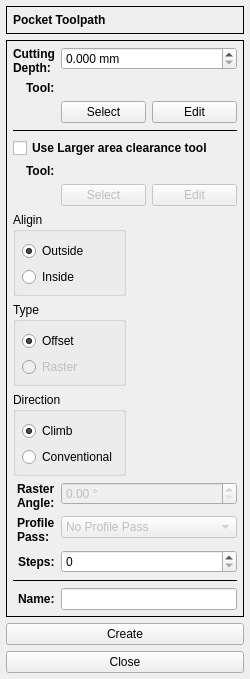
First picture: the form in G2G/forms/pocketform.ui, repository aLDime/GERBER_X2, before the edit.
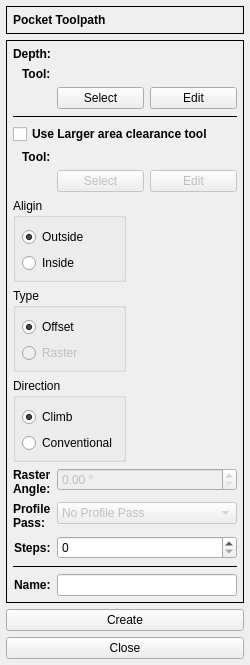
Second picture: the form after the edit. Icons and pictures are not drawn. Custom widgets are drawn as their Qt base class.

```diff
--- a/G2G/forms/pocketform.ui
+++ b/G2G/forms/pocketform.ui
@@ -7,7 +7,7 @@
     <x>0</x>
     <y>0</y>
     <width>250</width>
-    <height>627</height>
+    <height>636</height>
    </rect>
   </property>
   <property name="minimumSize">
@@ -108,24 +108,7 @@
          </font>
         </property>
         <property name="text">
-         <string>Cutting
-Depth:</string>
-        </property>
-       </widget>
-      </item>
-      <item row="0" column="1">
-       <widget class="DoubleSpinBox" name="dsbxDepth">
-        <property name="suffix">
-         <string> mm</string>
-        </property>
-        <property name="decimals">
-         <number>3</number>
-        </property>
-        <property name="maximum">
-         <double>100.000000000000000</double>
-        </property>
-        <property name="singleStep">
-         <double>0.100000000000000</double>
+         <string>Depth:</string>
         </property>
        </widget>
       </item>
@@ -482,6 +465,9 @@
       <item row="12" column="1">
        <widget class="QLineEdit" name="leName"/>
       </item>
+      <item row="0" column="1">
+       <widget class="DepthForm" name="dsbxDepth" native="true"/>
+      </item>
      </layout>
     </widget>
    </item>
@@ -520,6 +506,12 @@
    <extends>QDoubleSpinBox</extends>
    <header>doublespinbox.h</header>
   </customwidget>
+  <customwidget>
+   <class>DepthForm</class>
+   <extends>QWidget</extends>
+   <header>forms/depthform.h</header>
+   <container>1</container>
+  </customwidget>
  </customwidgets>
  <resources/>
  <connections/>
```
